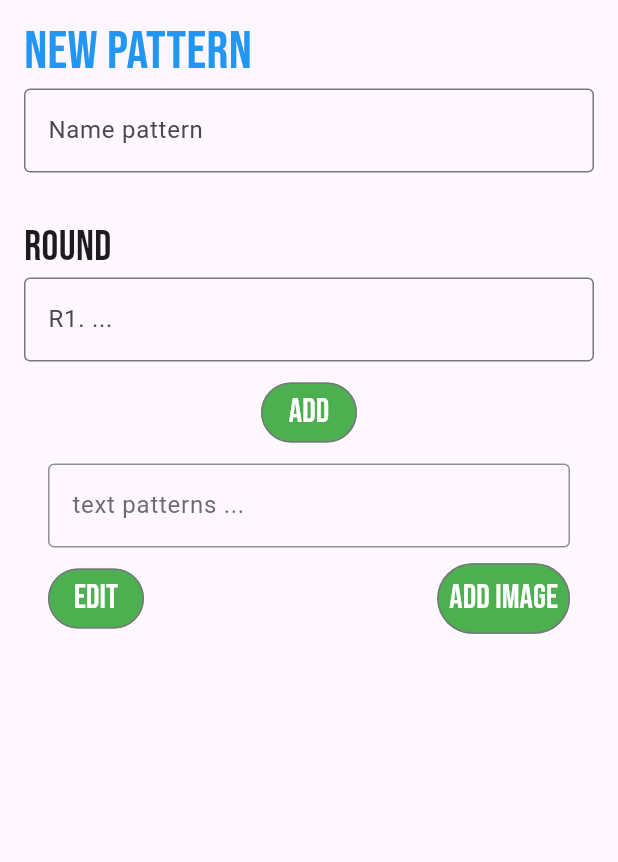
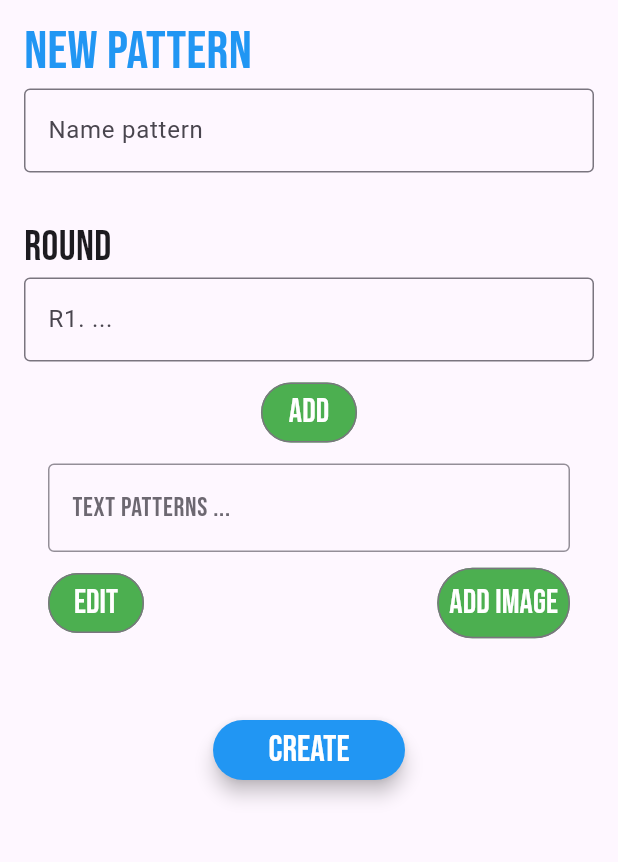
Before and after one commit to GonZev/crochapp, a Flutter app: the CreatePatternPage screen opened directly, after a tap on "ADD", on a phone screen of 412 x 824 dp, the part 81-943 px from its top. Run offline on Flutter 3.47's test engine with Material 2 defaults, Android fonts, the light colour scheme and no system bars; our stand-ins replace google_fonts, sqflite; missing offline and left inert: dart:ffi; accounts and stored records are empty.

Commit message:
add modal message field empty in new pattern page

```diff
--- a/lib/ui/create_pattern_page.dart
+++ b/lib/ui/create_pattern_page.dart
@@ -1,8 +1,19 @@
+import 'package:crochapp/ui/widgets/modal_message.dart';
 import 'package:flutter/material.dart';
 import 'package:google_fonts/google_fonts.dart';
 
-class CreatePatternPage extends StatelessWidget {
+class CreatePatternPage extends StatefulWidget {
   const CreatePatternPage({super.key});
+
+  @override
+  State<CreatePatternPage> createState() => _CreatePatternPageState();
+}
+
+class _CreatePatternPageState extends State<CreatePatternPage> {
+  //controllers of fields
+  final nameTextFieldController = TextEditingController();
+  final addRoundTextFieldController = TextEditingController();
+  final patternTextFieldController = TextEditingController();
 
   @override
   Widget build(BuildContext context) {
@@ -37,9 +48,12 @@ class CreatePatternPage extends StatelessWidget {
                   textAlign: TextAlign.start,
                 ),
               ),
-              const TextField(
+
+              // MARK: FIELD NAME PATTERN
+              TextField(
+                controller: nameTextFieldController,
                 textAlign: TextAlign.start,
-                decoration: InputDecoration(
+                decoration: const InputDecoration(
                     hintText: 'Name pattern',
                     border: OutlineInputBorder(
                         borderSide: BorderSide(
@@ -57,9 +71,12 @@ class CreatePatternPage extends StatelessWidget {
                   style: GoogleFonts.bebasNeue(fontSize: 28),
                 ),
               ),
-              const TextField(
+
+              //MARK: FIELD ADD ROUND
+              TextField(
+                controller: addRoundTextFieldController,
                 textAlign: TextAlign.start,
-                decoration: InputDecoration(
+                decoration: const InputDecoration(
                   hintText: 'R1. ...',
                   border: OutlineInputBorder(
                     borderSide: BorderSide(
@@ -70,8 +87,17 @@ class CreatePatternPage extends StatelessWidget {
                 ),
               ),
               const SizedBox(height: 10),
+
+              //MARK: BUTTON ADD ROUND
               OutlinedButton(
-                onPressed: () {},
+                onPressed: () {
+                  setState(() {
+                    patternTextFieldController.text = writeRound(
+                        addRoundTextFieldController,
+                        patternTextFieldController);
+                    addRoundTextFieldController.clear();
+                  });
+                },
                 style: OutlinedButton.styleFrom(
                     elevation: 10.0,
                     backgroundColor: Colors.green,
@@ -87,11 +113,15 @@ class CreatePatternPage extends StatelessWidget {
                 padding: const EdgeInsets.symmetric(horizontal: 16.0),
                 child: Column(
                   children: [
-                    const Opacity(
+                    Opacity(
                       opacity: 0.8,
                       child: TextField(
+                        controller: patternTextFieldController,
+                        minLines: 1,
+                        maxLines: 300,
                         readOnly: false,
-                        decoration: InputDecoration(
+                        style: GoogleFonts.bebasNeue(fontSize: 18),
+                        decoration: const InputDecoration(
                           hintText: 'text patterns ... ',
                           border: OutlineInputBorder(
                             borderSide: BorderSide(
@@ -133,6 +163,30 @@ class CreatePatternPage extends StatelessWidget {
                   ],
                 ),
               ),
+              const SizedBox(
+                height: 50,
+              ),
+
+              // MARK: BTN CREATE
+              ElevatedButton(
+                  onPressed: () {
+                    if (nameTextFieldController.text.isEmpty ||
+                        patternTextFieldController.text.isEmpty) {
+                      modalMessage(context,
+                          'Name of pattern or Pattern should\'nt empty');
+                    } else {
+                      //TODO: MAKE FUNCTION CREATE
+                    }
+                  },
+                  style: ElevatedButton.styleFrom(
+                      backgroundColor: Colors.blue,
+                      elevation: 5,
+                      fixedSize: const Size(128.0, 40.0)),
+                  child: Text(
+                    'CREATE',
+                    style: GoogleFonts.bebasNeue(
+                        fontSize: 24, color: Colors.white),
+                  ))
             ],
           ),
         ),
@@ -140,3 +194,19 @@ class CreatePatternPage extends StatelessWidget {
     );
   }
 }
+
+writeRound(
+    TextEditingController valueRound, TextEditingController valuePattern) {
+  //I can save the rounds at a list ???
+
+  if (valueRound.text.isNotEmpty) {
+    if (valuePattern.text.isEmpty) {
+      valuePattern.text = valueRound.text.toString();
+    } else {
+      valuePattern.text =
+          '${valuePattern.text.toString()}\n${valueRound.text.toString()}';
+    }
+  }
+
+  return valuePattern.text.toString();
+}
--- a/lib/ui/widgets/modal_message.dart
+++ b/lib/ui/widgets/modal_message.dart
@@ -14,7 +14,7 @@ modalMessage(context, String message) {
               padding: const EdgeInsets.all(18.0),
               child: Column(children: [
                 RichText(
-                  textAlign: TextAlign.justify,
+                  textAlign: TextAlign.center,
                   text: TextSpan(
                       text: message,
                       style: GoogleFonts.bebasNeue(
```
Also changed, not shown: pubspec.lock.
